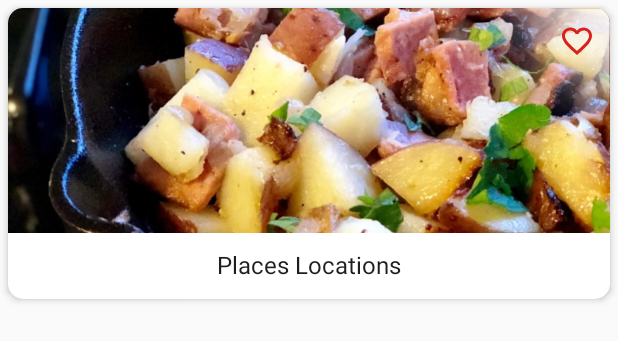
After one commit to Felix-Monteiro/Monuments-Android-App, an Android app: the layout item_recycler_place.xml on its own in the app's theme, with its tools: preview values and no code run, on a phone screen of 412 x 824 dp. The commit adds this screen. Shown: the top 341 px of the screen. Run offline under Robolectric (Android 15) with nearby library versions, the phone set to English and light mode, and no system bars.

Commit message:
Creation of RecyclerViewPlaceByLocation and Database3:
First Database3 test:
                   -Failed:Application can now display the selected country info in the locations page but not the monuments
                   -Not corrected
Creation of:
          -RecyclerViewPlaceByLocation
          -item_Recycler_place/XML Stlyle

```diff
--- a/app/src/main/java/com/thunder/project/adapter/ViewPagerLocationAdapter.java
+++ b/app/src/main/java/com/thunder/project/adapter/ViewPagerLocationAdapter.java
@@ -29,14 +29,16 @@ public class ViewPagerLocationAdapter extends FragmentPagerAdapter {
     public Fragment getItem(int i){
         LocationFragment fragment=new LocationFragment();
         Bundle args= new Bundle();
-
+        args.putString("EXTRA_DATA_NAME", locations.get(i).getStrLocation());
+        args.putString("EXTRA_DATA_DESC", locations.get(i).getStrLocationDescription());
+        args.putString("EXTRA_DATA_IMAGE", locations.get(i).getStrLocationThumb());
         fragment.setArguments(args);
         return fragment;
     }
 
     @Override
     public int getCount() {
-        return 0;
+        return locations.size();
     }
 
     @Nullable
--- a/app/src/main/java/com/thunder/project/api/MonumentApi.java
+++ b/app/src/main/java/com/thunder/project/api/MonumentApi.java
@@ -10,6 +10,7 @@ import com.thunder.project.model.Places;
 
 import retrofit2.Call;
 import retrofit2.http.GET;
+import retrofit2.http.Query;
 
 public interface MonumentApi {
 
@@ -20,4 +21,7 @@ public interface MonumentApi {
     @GET("?idLocation=52933")
     Call<Locations> getLocations();
 
+    @GET("?idmain=p")//it is not getting the api
+    Call<Places> getPlaceByLocation(@Query("p")String location);
+
 }
--- a/app/src/main/java/com/thunder/project/view/location/LocationActivity.java
+++ b/app/src/main/java/com/thunder/project/view/location/LocationActivity.java
@@ -45,12 +45,12 @@ public class LocationActivity extends AppCompatActivity {
     }
 
     private void initIntent() {
-        Intent intent=getIntent();
+        Intent intent = getIntent();
         List<Locations.Location> locations= (List<Locations.Location>) intent.getSerializableExtra(HomeActivity.EXTRA_LOCATION);
-       // List<Locations.Location> locations=intent.getSerializableExtra(HomeActivity.EXTRA_LOCATION);
+
         int position = intent.getIntExtra(HomeActivity.EXTRA_POSITION,0);
 
-        ViewPagerLocationAdapter adapter= new ViewPagerLocationAdapter(getSupportFragmentManager(), locations);
+        ViewPagerLocationAdapter adapter= new  ViewPagerLocationAdapter(getSupportFragmentManager(), locations);
         viewPager.setAdapter(adapter);
         tabLayout.setupWithViewPager(viewPager);
         viewPager.setCurrentItem(position,true);
--- /dev/null
+++ b/app/src/main/res/layout/item_recycler_place.xml
@@ -0,0 +1,66 @@
+<?xml version="1.0" encoding="utf-8"?>
+<!--
+  Developed by Felix Saraiva
+  Last modified 09/11/19 13:39
+  Copyright (c) 2019. All rights reserved
+  -->
+
+<android.support.v7.widget.CardView xmlns:android="http://schemas.android.com/apk/res/android"
+    xmlns:app="http://schemas.android.com/apk/res-auto"
+    xmlns:tools="http://schemas.android.com/tools"
+    android:layout_width="match_parent"
+    android:layout_height="wrap_content"
+    android:layout_margin="5dp"
+    app:cardCornerRadius="10dp"
+    app:cardElevation="3dp"
+    android:foreground="?attr/selectableItemBackground"
+    android:clickable="true"
+    android:focusable="true">
+
+    <RelativeLayout
+        android:orientation="vertical"
+        android:layout_width="match_parent"
+        android:layout_height="wrap_content">
+        <ImageView
+            android:id="@+id/placeThumb"
+            android:scaleType="centerCrop"
+            android:src="@drawable/sample_image_meal"
+            android:layout_width="match_parent"
+            android:layout_height="150dp"/>
+        <View
+            android:layout_alignParentRight="true"
+            android:layout_alignParentEnd="true"
+            android:background="@drawable/shadow_for_love_white"
+            android:layout_width="130dp"
+            android:layout_height="90dp"/>
+        <ImageView
+            android:id="@+id/love"
+            android:tint="@color/colorAccent"
+            android:src="@drawable/ic_favorite_border"
+            android:layout_width="wrap_content"
+            android:layout_height="wrap_content"
+            android:layout_alignParentRight="true"
+            android:layout_alignParentEnd="true"
+            android:layout_margin="10dp"
+            android:clickable="true"
+            android:focusable="true"
+            android:background="?android:attr/selectableItemBackgroundBorderless"
+            tools:ignore="NewApi" />
+        <TextView
+            android:text="@string/places_locations"
+            android:textSize="16sp"
+            android:textColor="@color/colorPrimaryText"
+            android:gravity="center"
+            android:maxLines="2"
+            android:ellipsize="end"
+            android:id="@+id/placeName"
+            android:layout_below="@id/placeThumb"
+            android:layout_marginTop="10dp"
+            android:layout_marginLeft="10dp"
+            android:layout_marginRight="10dp"
+            android:layout_marginBottom="12dp"
+            android:layout_width="match_parent"
+            android:layout_height="wrap_content" />
+    </RelativeLayout>
+
+</android.support.v7.widget.CardView>
```
Also changed, not shown: app/src/main/java/com/thunder/project/adapter/RecyclerViewPlaceByLocation.java (added, +89 -0 lines), app/src/main/java/com/thunder/project/view/location/LocationFragment.java (+46 -8 lines), app/src/main/java/com/thunder/project/view/location/LocationPresenter.java (+40 -3 lines), app/src/main/res/drawable-hdpi/shadow_for_love_white.png (added).
